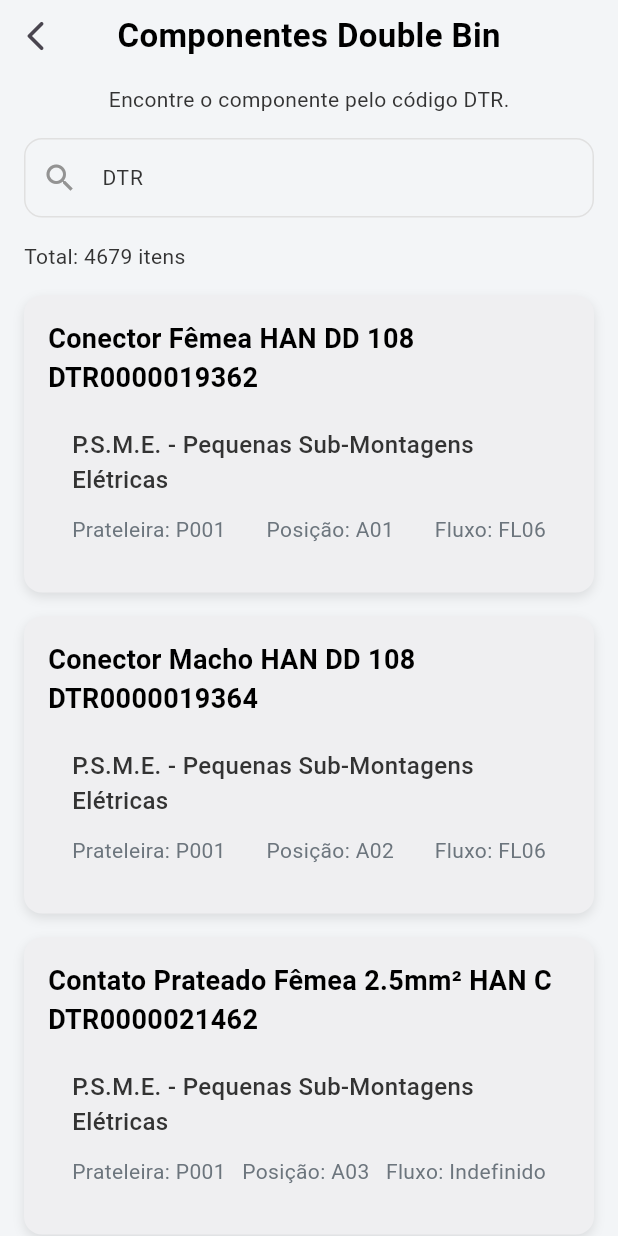
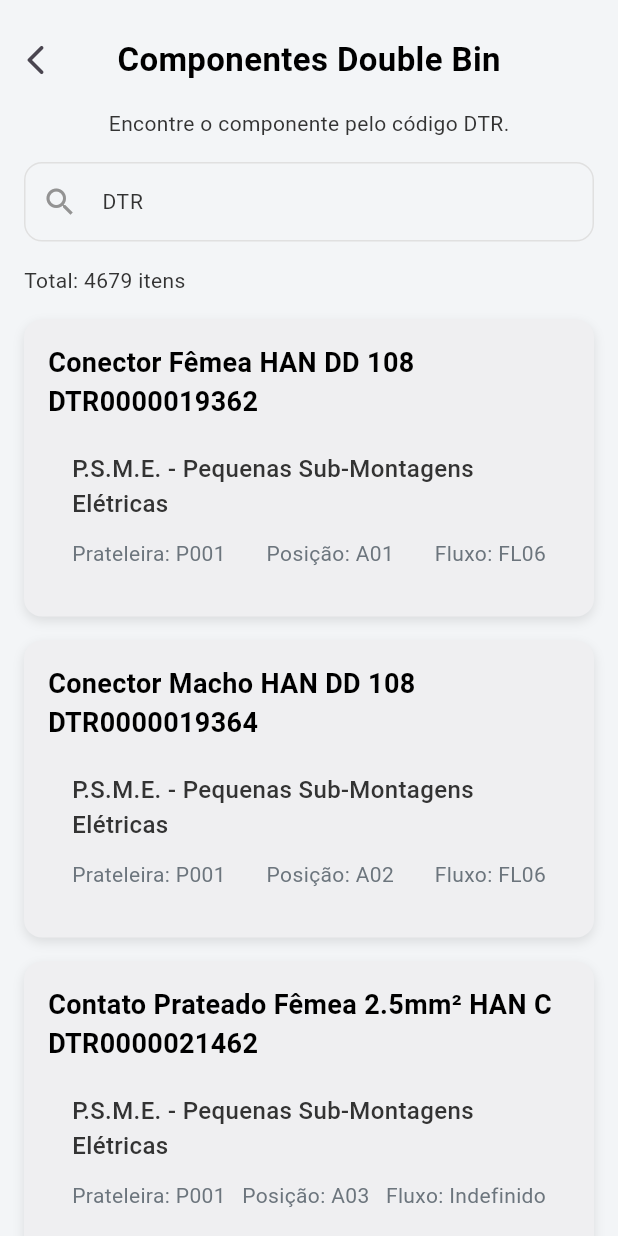
Before and after one commit to eliakimPaulino/finder_app, a Flutter app: the ComponentPage screen opened by its route, on a phone screen of 412 x 824 dp. Run offline on Flutter 3.47's test engine with Material 3 defaults, Android fonts, the phone set to English and light mode, and no system bars.

Commit message:
fix: Correct casing in import paths for consistency across components

```diff
--- a/lib/core/routes/finder_app_routes.dart
+++ b/lib/core/routes/finder_app_routes.dart
@@ -1,6 +1,6 @@
 import 'package:flutter/material.dart';
 
-import '../../features/Components/presentation/pages/component_page.dart';
+import '../../features/components/presentation/pages/component_page.dart';
 import '../../features/main_page/presentation/main_page_presentation.dart';
 import '../../features/pep_components/presentation/pages/pep_component_page.dart';
 
--- a/lib/features/Components/presentation/pages/component_page.dart
+++ b/lib/features/Components/presentation/pages/component_page.dart
@@ -50,6 +50,7 @@ class _ComponentPageState extends State<ComponentPage> {
                   constraints: const BoxConstraints(maxWidth: 600),
                   child: Column(
                     children: [
+                      const SizedBox(height: 16),
                       Row(
                         mainAxisAlignment: MainAxisAlignment.spaceBetween,
                         children: [
```
Also changed, not shown: lib/main.dart (+4 -4 lines).
